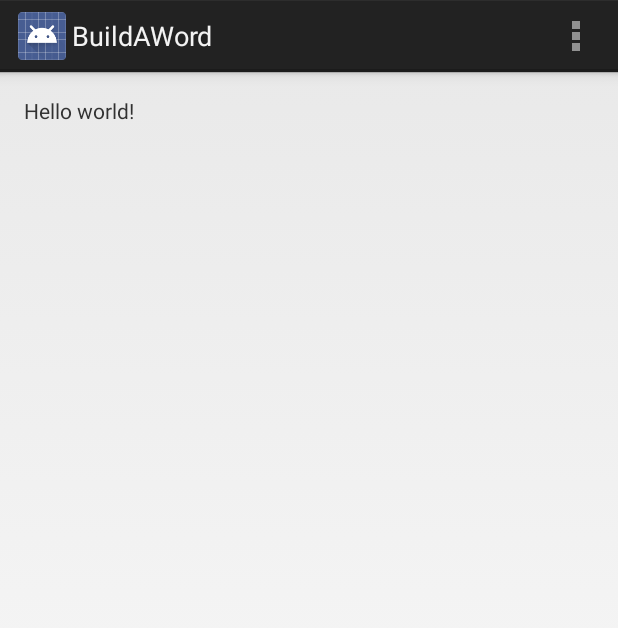
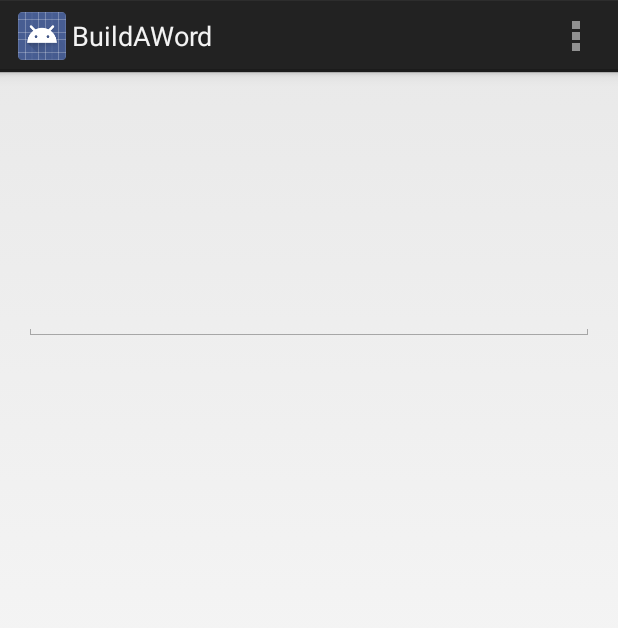
Before and after one commit to Lag1101/BuildAWord, an Android app: the screen it shows after launch (Board), on a phone screen of 412 x 824 dp. Shown: the top 628 px of the screen. Run offline under Robolectric (Android 15) with nearby library versions, the phone set to English and light mode, and no system bars.

Commit message:
simple checking of dictionary

```diff
--- a/app/src/main/java/com/android/luckybug/buildaword/Board.java
+++ b/app/src/main/java/com/android/luckybug/buildaword/Board.java
@@ -1,10 +1,13 @@
 package com.android.luckybug.buildaword;
 
 import android.app.Activity;
+import android.graphics.Color;
 import android.os.Bundle;
+import android.text.Editable;
+import android.text.TextWatcher;
 import android.view.Menu;
 import android.view.MenuItem;
-import android.widget.Toast;
+import android.widget.EditText;
 
 import com.android.luckybug.buildaword.Logic.Dictionary;
 
@@ -20,7 +23,29 @@ public class Board extends Activity {
 
         dictionary = new Dictionary(this);
 
-        Toast.makeText(this, "Loaded", Toast.LENGTH_SHORT).show();
+        final EditText editText = (EditText)findViewById(R.id.editText);
+
+        editText.addTextChangedListener(new TextWatcher() {
+            @Override
+            public void beforeTextChanged(CharSequence s, int start, int count, int after) {
+
+            }
+
+            @Override
+            public void onTextChanged(CharSequence s, int start, int before, int count) {
+                if( dictionary.contains(s.toString()) ) {
+                    editText.setBackgroundColor(Color.GREEN);
+                } else {
+                    editText.setBackgroundColor(Color.RED);
+                }
+            }
+
+            @Override
+            public void afterTextChanged(Editable s) {
+
+            }
+        });
+
     }
 
 
--- a/app/src/main/java/com/android/luckybug/buildaword/Logic/Dictionary.java
+++ b/app/src/main/java/com/android/luckybug/buildaword/Logic/Dictionary.java
@@ -19,7 +19,7 @@ public class Dictionary {
         words.addAll(Arrays.asList(context.getResources().getStringArray(R.array.words)));
     }
 
-    public boolean isIn(String word) {
-        return words.contains(word);
+    public boolean contains(String word) {
+        return words.contains(word.toLowerCase());
     }
 }
--- a/app/src/main/res/layout/activity_board.xml
+++ b/app/src/main/res/layout/activity_board.xml
@@ -5,7 +5,12 @@
     android:paddingTop="@dimen/activity_vertical_margin"
     android:paddingBottom="@dimen/activity_vertical_margin" tools:context=".Board">
 
-    <TextView android:text="@string/hello_world" android:layout_width="wrap_content"
-        android:layout_height="wrap_content" />
-
+    <EditText
+        android:layout_width="wrap_content"
+        android:layout_height="wrap_content"
+        android:id="@+id/editText"
+        android:layout_alignParentTop="true"
+        android:layout_marginTop="124dp"
+        android:layout_alignParentEnd="true"
+        android:layout_alignParentStart="true" />
 </RelativeLayout>
```
